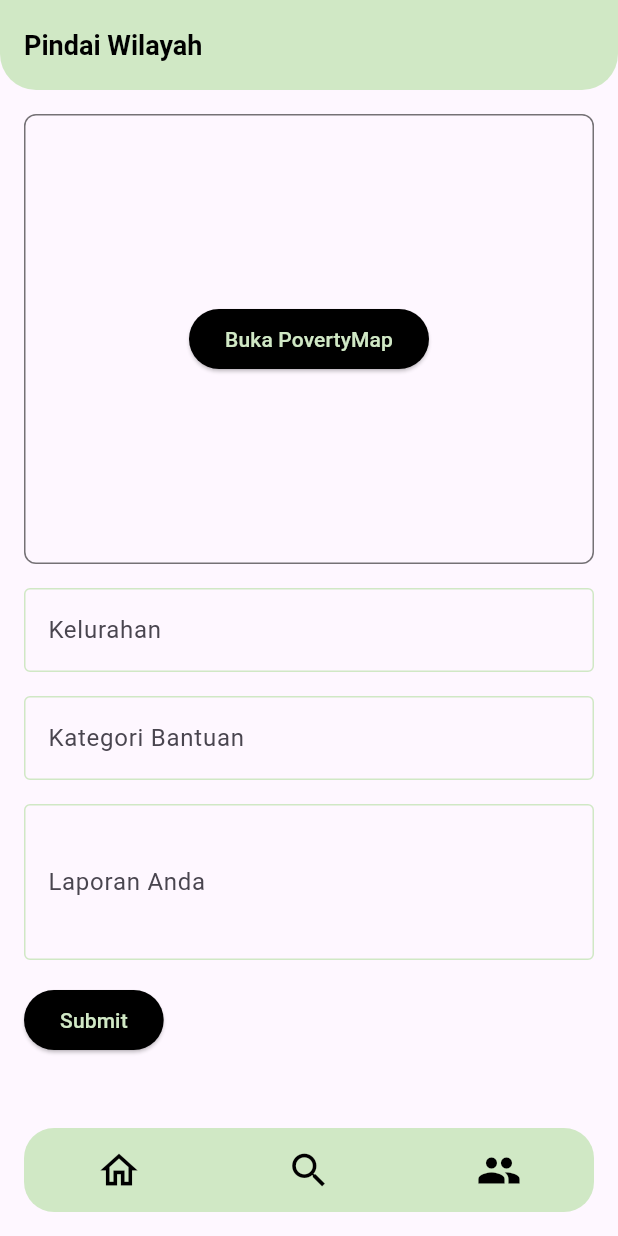
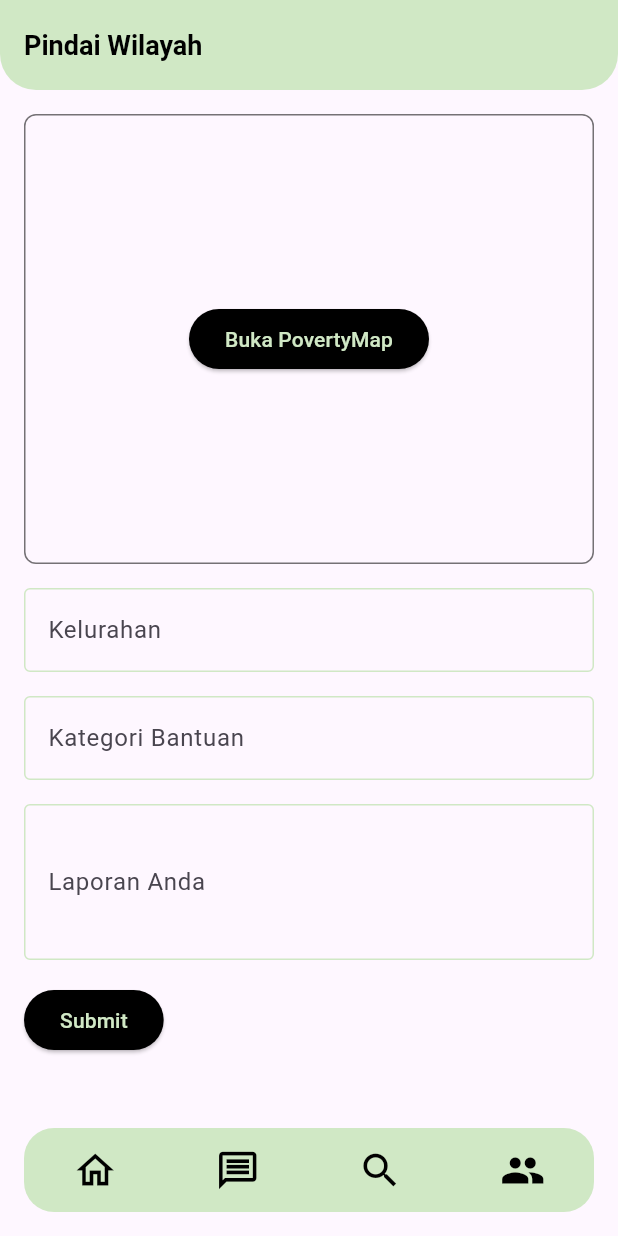
Before and after one commit to humam-ah/PovertyLens-Mobile, a Flutter app: the screen it shows after launch, scrolled down 500 dp, after a tap on the "search" icon, on a phone screen of 412 x 824 dp. Run offline on Flutter 3.47's test engine with Material 3 defaults, Android fonts, the light colour scheme and no system bars; our stand-ins replace cached_network_image, fl_chart, flutter_map, flutter_svg, latlong2; network calls fail.

Commit message:
add chatbot

```diff
--- a/lib/ui/chatbot.dart
+++ b/lib/ui/chatbot.dart
@@ -0,0 +1,145 @@
+import 'package:flutter/material.dart';
+import 'package:http/http.dart' as http;
+import 'dart:convert';
+
+class ChatPage extends StatefulWidget {
+  @override
+  _ChatPageState createState() => _ChatPageState();
+}
+
+class _ChatPageState extends State<ChatPage> {
+  final TextEditingController _controller = TextEditingController();
+  final List<Map<String, String>> _messages = [];
+  final String apiUrl = 'https://sound-prompt-crawdad.ngrok-free.app/send_message';
+
+  @override
+  void initState() {
+    super.initState();
+    _sendWelcomeMessage();
+  }
+
+  void _sendWelcomeMessage() {
+    setState(() {
+      _messages.add({
+        'sender': 'bot',
+        'text': 'Selamat datang di PovertyLens! Ada yang bisa kami bantu?',
+      });
+    });
+  }
+
+  void sendMessage() async {
+    final userInput = _controller.text.trim();
+    if (userInput.isNotEmpty) {
+      setState(() {
+        _messages.add({'sender': 'user', 'text': userInput});
+      });
+
+      _controller.clear();
+
+      try {
+        final response = await http.post(
+          Uri.parse(apiUrl),
+          headers: {'Content-Type': 'application/json'},
+          body: json.encode({'message': userInput}),
+        );
+
+        if (response.statusCode == 200) {
+          final responseData = json.decode(response.body);
+          final botResponse = responseData['response'] ?? 'Error: Empty response from bot';
+
+          setState(() {
+            _messages.add({'sender': 'bot', 'text': botResponse});
+          });
+        } else {
+          setState(() {
+            _messages.add({'sender': 'bot', 'text': 'Error: Unable to reach the server.'});
+          });
+        }
+      } catch (e) {
+        setState(() {
+          _messages.add({'sender': 'bot', 'text': 'Error: Network issue. Please try again.'});
+        });
+      }
+    }
+  }
+
+  @override
+  Widget build(BuildContext context) {
+    return Scaffold(
+      appBar: PreferredSize(
+        preferredSize: const Size.fromHeight(60),
+        child: AppBar(
+          toolbarHeight: 60,
+          automaticallyImplyLeading: false,
+          flexibleSpace: Container(),
+          elevation: 0,
+          shape: const RoundedRectangleBorder(
+              borderRadius: BorderRadius.vertical(
+            bottom: Radius.circular(24),
+          )),
+          backgroundColor: const Color.fromARGB(255, 208, 232, 197),
+          title: const Text(
+            'PovertyBot',
+            style: TextStyle(
+                color: Colors.black, fontSize: 18, fontWeight: FontWeight.bold,
+              ),
+          ),
+        ),
+      ),
+      body: Column(
+        children: [
+          Expanded(
+            child: ListView.builder(
+              itemCount: _messages.length,
+              itemBuilder: (context, index) {
+                final message = _messages[index];
+                final isUser = message['sender'] == 'user';
+
+                return Align(
+                  alignment: isUser ? Alignment.centerRight : Alignment.centerLeft,
+                  child: Container(
+                    padding: EdgeInsets.symmetric(vertical: 10, horizontal: 15),
+                    margin: EdgeInsets.symmetric(vertical: 5, horizontal: 10),
+                    decoration: BoxDecoration(
+                      color: isUser ? Colors.blueAccent : Colors.grey[300],
+                      borderRadius: BorderRadius.circular(10),
+                    ),
+                    child: Text(
+                      message['text'] ?? '',
+                      style: TextStyle(color: isUser ? Colors.white : Colors.black),
+                    ),
+                  ),
+                );
+              },
+            ),
+          ),
+          Padding(
+            padding: const EdgeInsets.all(8.0),
+            child: Row(
+              children: [
+                Expanded(
+                  child: TextField(
+                    controller: _controller,
+                    decoration: InputDecoration(
+                      hintText: 'Type your message...',
+                      border: OutlineInputBorder(
+                        borderRadius: BorderRadius.circular(10),
+                      ),
+                      contentPadding: EdgeInsets.symmetric(horizontal: 10),
+                    ),
+                  ),
+                ),
+                SizedBox(width: 8),
+                ElevatedButton(
+                  onPressed: sendMessage,
+                  child: Icon(Icons.send),
+                ),
+              ],
+            ),
+          ),
+          SizedBox(height: 64,)
+        ],
+      ),
+    );
+  }
+}
--- a/lib/ui/home.dart
+++ b/lib/ui/home.dart
@@ -1,6 +1,7 @@
 import 'dart:convert';
 import 'package:flutter/material.dart';
 import 'package:fl_chart/fl_chart.dart';
+import 'package:poverty_lens/ui/chatbot.dart';
 import 'package:poverty_lens/ui/pindai.dart';
 import 'lembaga.dart';
 import 'rekap_data.dart';
@@ -23,6 +24,7 @@ class _HomeScreenState extends State<HomeScreen> {
 
   final GlobalKey<NavigatorState> _homeNavigatorKey =
       GlobalKey<NavigatorState>();
+  final GlobalKey<NavigatorState> _chatbotNavigatorKey = GlobalKey<NavigatorState>();
   final GlobalKey<NavigatorState> _pindaiNavigatorKey =
       GlobalKey<NavigatorState>();
   final GlobalKey<NavigatorState> _lembagaNavigatorKey =
@@ -55,6 +57,12 @@ class _HomeScreenState extends State<HomeScreen> {
             return MaterialPageRoute(builder: (context) => const RekapDataScreen());
           }
           return null;
+        },
+      ),
+      Navigator(
+        key: _chatbotNavigatorKey,
+        onGenerateRoute: (settings) {
+          return MaterialPageRoute(builder: (context) => ChatPage());
         },
       ),
       Navigator(
@@ -140,8 +148,10 @@ class _HomeScreenState extends State<HomeScreen> {
       if (index == 0) {
         _homeNavigatorKey.currentState?.popUntil((route) => route.isFirst);
       } else if (index == 1) {
+        _chatbotNavigatorKey.currentState?.popUntil((route) => route.isFirst);
+      } else if (index == 2) {
         _pindaiNavigatorKey.currentState?.popUntil((route) => route.isFirst);
-      } else if (index == 2) {
+      } else if (index == 3) {
         _lembagaNavigatorKey.currentState?.popUntil((route) => route.isFirst);
       }
     });
@@ -200,6 +210,23 @@ class _HomeScreenState extends State<HomeScreen> {
                 iconSize: 30,
                 icon: _selectedIndex == 1
                     ? const Icon(
+                        Icons.message,
+                        color: Colors.black,
+                      )
+                    : const Icon(
+                        Icons.message_outlined,
+                        color: Colors.black,
+                      )),
+            IconButton(
+                enableFeedback: false,
+                onPressed: () {
+                  setState(() {
+                    _selectedIndex = 2;
+                  });
+                },
+                iconSize: 30,
+                icon: _selectedIndex == 2
+                    ? const Icon(
                         Icons.search,
                         color: Colors.black,
                       )
@@ -211,11 +238,11 @@ class _HomeScreenState extends State<HomeScreen> {
                 enableFeedback: false,
                 onPressed: () {
                   setState(() {
-                    _selectedIndex = 2;
+                    _selectedIndex = 3;
                   });
                 },
                 iconSize: 30,
-                icon: _selectedIndex == 2
+                icon: _selectedIndex == 3
                     ? const Icon(
                         Icons.people,
                         color: Colors.black,
--- a/lib/ui/lembaga.dart
+++ b/lib/ui/lembaga.dart
@@ -32,7 +32,7 @@ class _LembagaScreenState extends State<LembagaScreen> {
   Future<void> _fetchLembagaData() async {
     final url = Uri.parse(
         // 'http://127.0.0.1:5000/lembaga');
-        'https://sound-prompt-crawdad.ngrok-free.app/api/lembaga');
+        'https://povertylens.my.id/api/lembaga');
     try {
       final response = await (widget.httpClient ?? http.Client()).get(url);
 
```
Also changed, not shown: lib/services/database_service.dart (deleted, +0 -40 lines), lib/services/lembaga_service.dart (deleted, +0 -46 lines), lib/services/statistik_service.dart (deleted).
